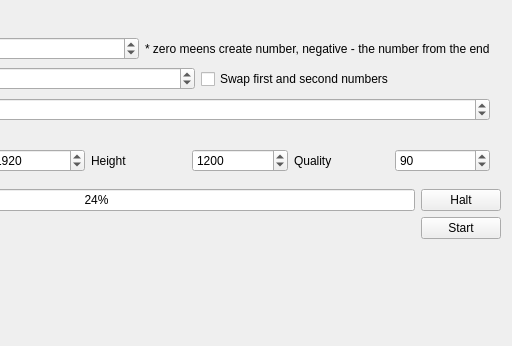
Old version of the form UtilsZ/RenameDir/MainWindow.ui in the repository DevilCCCP/Code; both pictures show x 233 to 745 and y 133 to 479 of the 745 by 479 pixel window.
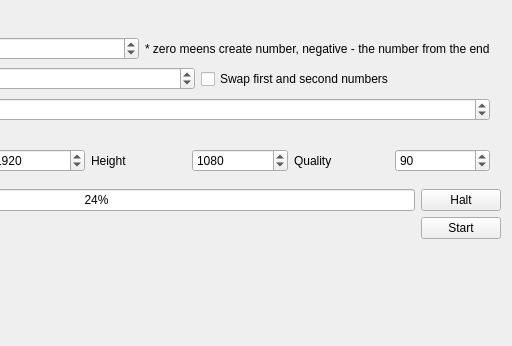
New version of the form. Icons and pictures are not drawn.

Patch:
```diff
--- a/UtilsZ/RenameDir/MainWindow.ui
+++ b/UtilsZ/RenameDir/MainWindow.ui
@@ -241,10 +241,10 @@
             <number>240</number>
            </property>
            <property name="maximum">
-            <number>3072</number>
+            <number>12000</number>
            </property>
            <property name="value">
-            <number>1200</number>
+            <number>1080</number>
            </property>
           </widget>
          </item>
```
Left out of the diff: 2 changed lines with no effect on the pictures.
